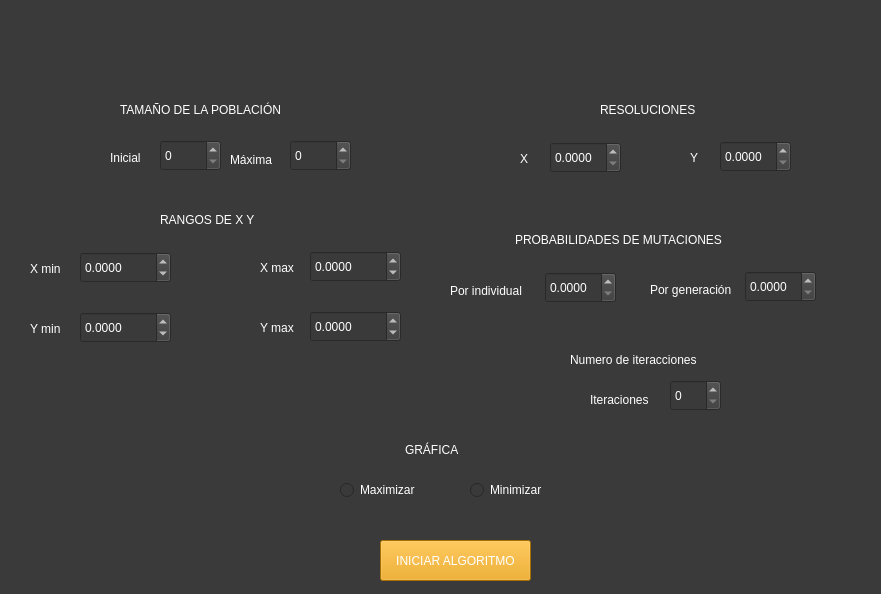
Old version of the form Views/main.ui in the repository JuanChandoqui/IA-C1-A2.
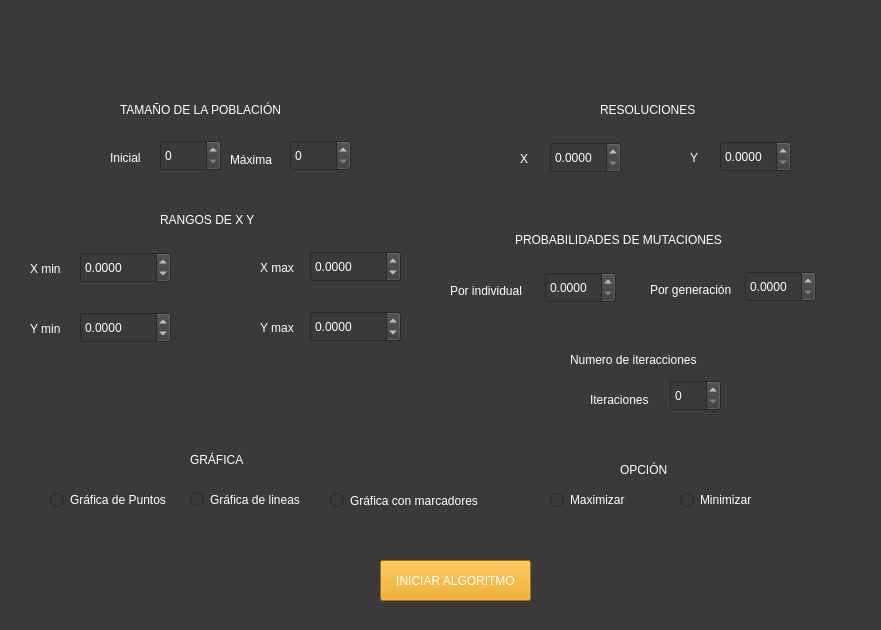
New version of the form.

```diff
--- a/Views/main.ui
+++ b/Views/main.ui
@@ -7,7 +7,7 @@
     <x>0</x>
     <y>0</y>
     <width>881</width>
-    <height>594</height>
+    <height>630</height>
    </rect>
   </property>
   <property name="windowTitle">
@@ -382,7 +382,7 @@
     <property name="geometry">
      <rect>
       <x>380</x>
-      <y>540</y>
+      <y>560</y>
       <width>151</width>
       <height>41</height>
      </rect>
@@ -398,8 +398,8 @@
    <widget class="QRadioButton" name="radioButton_Maximizar">
     <property name="geometry">
      <rect>
-      <x>340</x>
-      <y>480</y>
+      <x>550</x>
+      <y>490</y>
       <width>95</width>
       <height>20</height>
      </rect>
@@ -414,8 +414,8 @@
    <widget class="QLabel" name="label_12">
     <property name="geometry">
      <rect>
-      <x>405</x>
-      <y>440</y>
+      <x>190</x>
+      <y>450</y>
       <width>71</width>
       <height>20</height>
      </rect>
@@ -437,8 +437,8 @@
    <widget class="QRadioButton" name="radioButton_Minimizar">
     <property name="geometry">
      <rect>
-      <x>470</x>
-      <y>480</y>
+      <x>680</x>
+      <y>490</y>
       <width>95</width>
       <height>20</height>
      </rect>
@@ -610,6 +610,77 @@
      <string>Iteraciones</string>
     </property>
    </widget>
+   <widget class="QRadioButton" name="radioButton_graficaPuntos">
+    <property name="geometry">
+     <rect>
+      <x>50</x>
+      <y>490</y>
+      <width>131</width>
+      <height>20</height>
+     </rect>
+    </property>
+    <property name="styleSheet">
+     <string notr="true">color: rgb(255, 255, 255);</string>
+    </property>
+    <property name="text">
+     <string>Gráfica de Puntos</string>
+    </property>
+   </widget>
+   <widget class="QLabel" name="label_18">
+    <property name="geometry">
+     <rect>
+      <x>620</x>
+      <y>460</y>
+      <width>71</width>
+      <height>20</height>
+     </rect>
+    </property>
+    <property name="layoutDirection">
+     <enum>Qt::LeftToRight</enum>
+    </property>
+    <property name="styleSheet">
+     <string notr="true">color: rgb(255, 255, 255);
+font: 75 10pt &quot;MS Shell Dlg 2&quot;;</string>
+    </property>
+    <property name="text">
+     <string>OPCIÓN</string>
+    </property>
+    <property name="scaledContents">
+     <bool>false</bool>
+    </property>
+   </widget>
+   <widget class="QRadioButton" name="radioButton_graficaPuntos_2">
+    <property name="geometry">
+     <rect>
+      <x>190</x>
+      <y>489</y>
+      <width>121</width>
+      <height>21</height>
+     </rect>
+    </property>
+    <property name="styleSheet">
+     <string notr="true">color: rgb(255, 255, 255);</string>
+    </property>
+    <property name="text">
+     <string>Gráfica de lineas</string>
+    </property>
+   </widget>
+   <widget class="QRadioButton" name="radioButton_graficaPuntos_3">
+    <property name="geometry">
+     <rect>
+      <x>330</x>
+      <y>490</y>
+      <width>161</width>
+      <height>21</height>
+     </rect>
+    </property>
+    <property name="styleSheet">
+     <string notr="true">color: rgb(255, 255, 255);</string>
+    </property>
+    <property name="text">
+     <string>Gráfica con marcadores</string>
+    </property>
+   </widget>
   </widget>
  </widget>
  <resources/>
```
